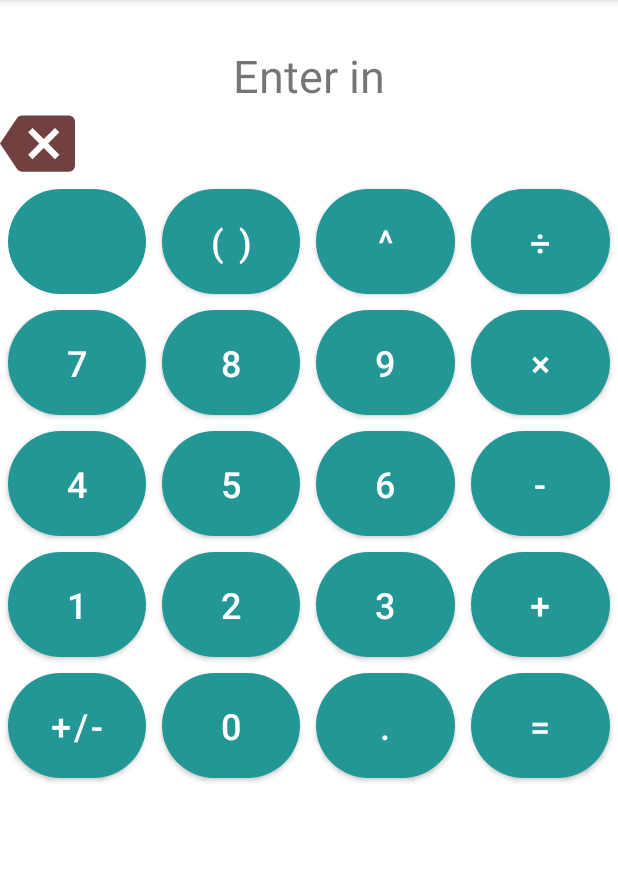
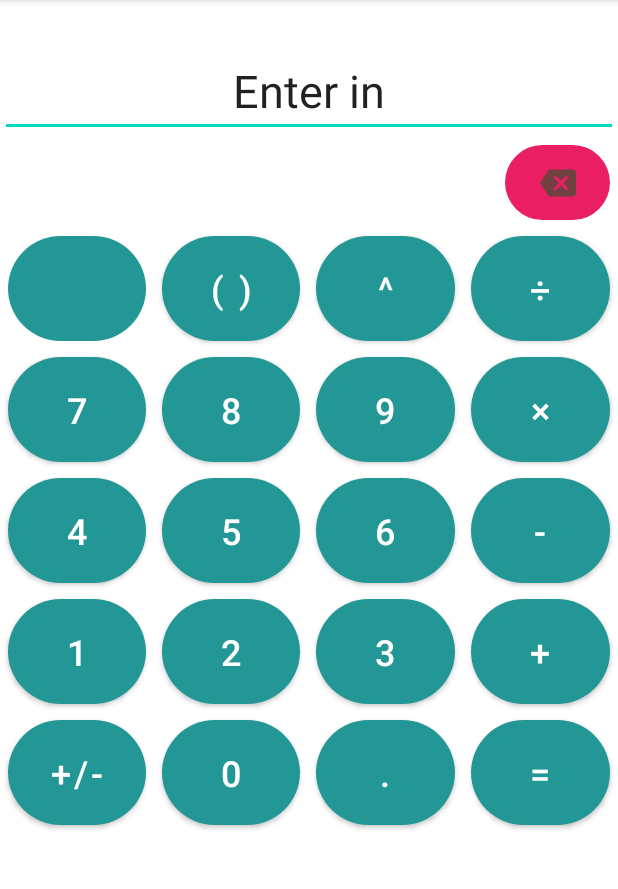
Before and after one commit to tranhasimple/Calculator_Android, an Android app: the screen it shows after launch (MainActivity), on a phone screen of 412 x 824 dp, the part 84-973 px from its top. Run offline under Robolectric (Android 15) with nearby library versions, the phone set to English and light mode, and no system bars.

Commit message:
backspace

```diff
--- a/app/src/main/res/layout/activity_main.xml
+++ b/app/src/main/res/layout/activity_main.xml
@@ -8,7 +8,7 @@
     android:orientation="vertical"
     tools:context=".MainActivity">
 
-    <TextView
+    <EditText
         android:layout_width="match_parent"
         android:layout_height="wrap_content"
         android:layout_marginTop="30dp"
@@ -23,11 +23,15 @@
         android:orientation="vertical">
 
         <ImageButton
-            android:layout_width="50dp"
+            android:layout_width="70dp"
             android:layout_height="50dp"
             android:text=""
-            android:background="@drawable/backspace"
+            android:background="@drawable/circle"
+            android:src="@drawable/backspace"
             android:textColor="@color/black"
+            android:layout_gravity="right"
+            android:layout_margin="5dp"
+            android:backgroundTint="#E91E63"
             />
 
         <TableLayout
```
